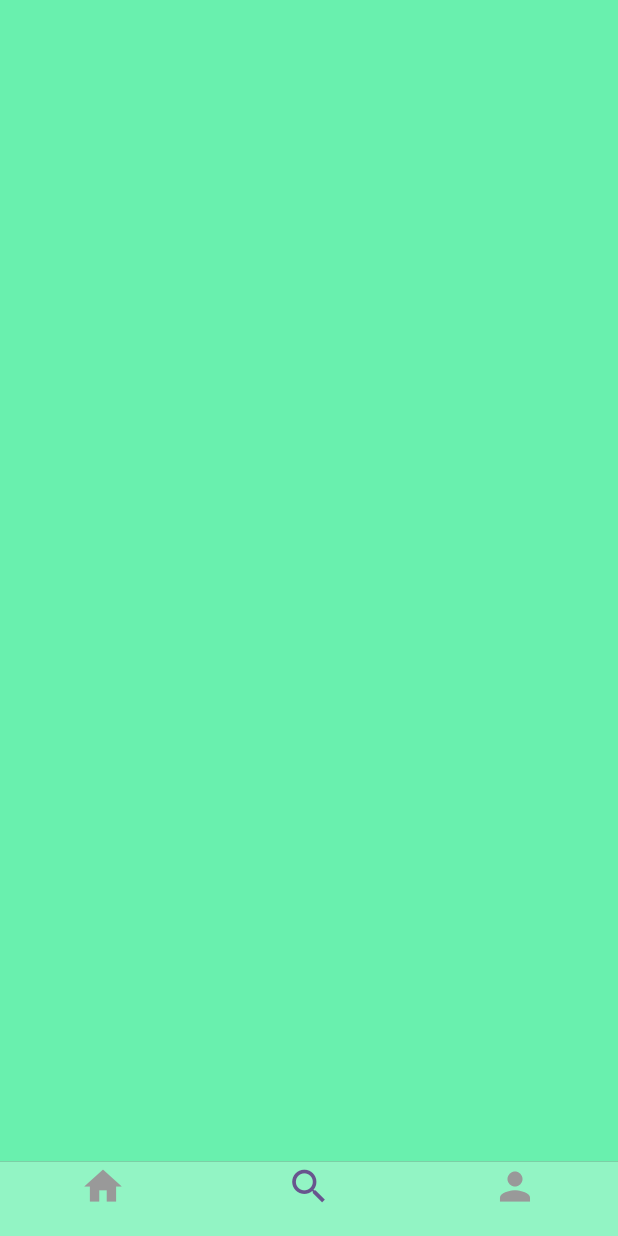
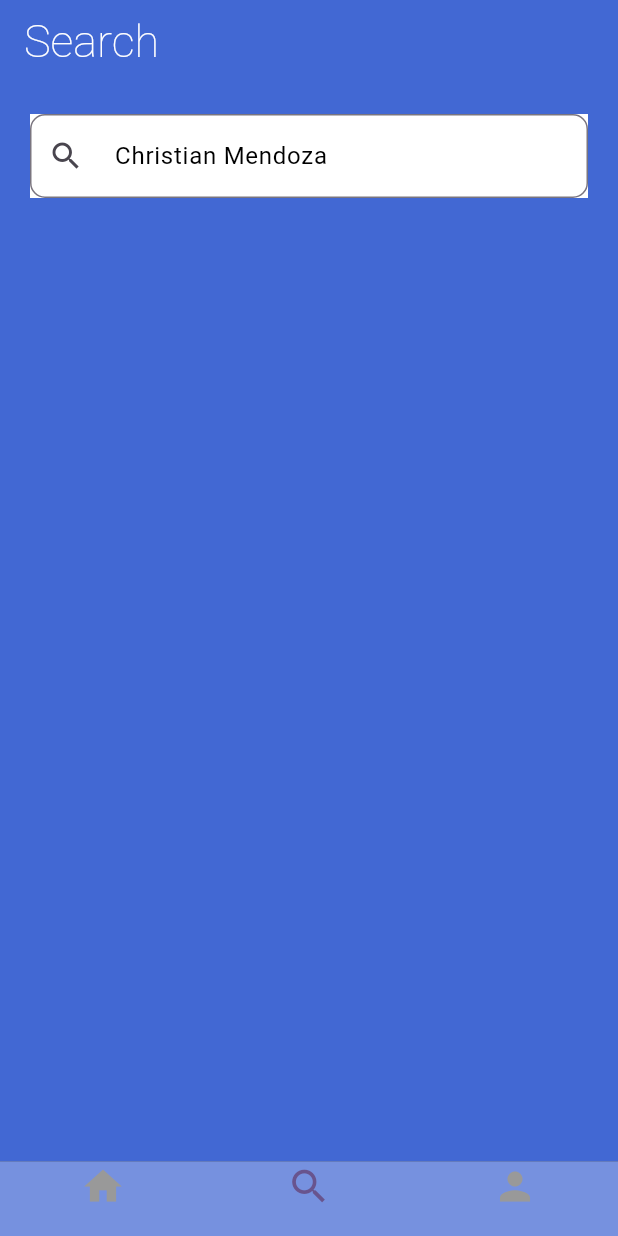
Before and after one commit to ChristianMendoza97/MendozaPrueba, a Flutter app: the TripsCupertino screen opened directly, scrolled down 138 dp, after a tap on the "search" icon, on a phone screen of 412 x 824 dp. Run offline on Flutter 3.47's test engine with Material 3 defaults, Android fonts, the phone set to English and light mode, and no system bars; our stand-ins replace google_fonts.

Commit message:
Cambio en el proyecto

```diff
--- a/lib/review_list.dart
+++ b/lib/review_list.dart
@@ -6,26 +6,17 @@ import 'review.dart';
 class ReviewList extends StatelessWidget {
   const ReviewList({super.key});
 
-  // Método para generar las estrellas
-  Row _buildStars(int filledStars, bool hasHalfStar) {
-    List<Widget> stars = [];
-
-    // Agrega las estrellas llenas
-    for (int i = 0; i < filledStars; i++) {
-      stars.add(const Icon(Icons.star, color: Colors.yellow, size: 16));
-    }
-
-    // Agrega media estrella si es necesario
-    if (hasHalfStar) {
-      stars.add(const Icon(Icons.star_half, color: Colors.yellow, size: 16));
-    }
-
-    // Completa con estrellas vacías
-    while (stars.length < 5) {
-      stars.add(const Icon(Icons.star_border, color: Colors.yellow, size: 16));
-    }
-
-    return Row(children: stars);
+  // Método para generar las estrellas con 3 llenas, 1 semi llena y 1 vacía
+  Row _buildStars() {
+    return Row(
+      children: const [
+        Icon(Icons.star, color: Colors.yellow, size: 16),
+        Icon(Icons.star, color: Colors.yellow, size: 16),
+        Icon(Icons.star, color: Colors.yellow, size: 16),
+        Icon(Icons.star_half, color: Colors.yellow, size: 16),
+        Icon(Icons.star_border, color: Colors.yellow, size: 16),
+      ],
+    );
   }
 
   @override
@@ -44,31 +35,31 @@ class ReviewList extends StatelessWidget {
             ),
           ),
         ),
-        // Reseña 1 con 3 estrellas llenas
+        // Reseña 1 con 3 estrellas llenas, 1 semi llena y 1 vacía
         Review(
           pathImage: 'assets/images/girl.jpg',
           name: 'Varuna Yasas',
           information: '1 review 5 photos',
           comment: 'There is an amazing place in Siri Lanka',
-          stars: _buildStars(3, false), // 3 estrellas llenas
+          stars: _buildStars(), // Estrellas con 3 llenas, 1 semi llena, 1 vacía
         ),
         const Divider(),
-        // Reseña 2 con 1 estrella media
+        // Reseña 2 con la misma configuración de estrellas
         Review(
           pathImage: 'assets/images/ann.jpg',
           name: 'Varuna Yasas',
           information: '1 review 5 photos',
           comment: 'There is an amazing place in Siri Lanka',
-          stars: _buildStars(0, true), // 1 estrella media
+          stars: _buildStars(), // Estrellas con 3 llenas, 1 semi llena, 1 vacía
         ),
         const Divider(),
-        // Reseña 3 con 1 estrella vacía
+        // Reseña 3 con la misma configuración de estrellas
         Review(
           pathImage: 'assets/images/people.jpg',
           name: 'Varuna Yasas',
           information: '1 review 5 photos',
           comment: 'There is an amazing place in Siri Lanka',
-          stars: _buildStars(0, false), // Solo estrellas vacías
+          stars: _buildStars(), // Estrellas con 3 llenas, 1 semi llena, 1 vacía
         ),
       ],
     );
--- a/lib/search_trips_page.dart
+++ b/lib/search_trips_page.dart
@@ -1,12 +1,103 @@
 import 'package:flutter/material.dart';
+import 'package:flutter/services.dart'; // Importa este paquete para utilizar el inputFormatters
 
-class SearchTripsPage extends StatelessWidget {
-  const SearchTripsPage({super.key});
+class SearchTripsPage extends StatefulWidget {
+  const SearchTripsPage({Key? key}) : super(key: key);
+
+  @override
+  _SearchTripsPageState createState() => _SearchTripsPageState();
+}
+
+class _SearchTripsPageState extends State<SearchTripsPage> {
+  final TextEditingController _searchController =
+      TextEditingController(text: ' Christian Mendoza ');
+  String _searchText = '';
 
   @override
   Widget build(BuildContext context) {
-    return Container(
-      color: Colors.greenAccent,
+    return MaterialApp(
+      debugShowCheckedModeBanner: false,
+      title: 'Sexto TI Flutter trips',
+      theme: ThemeData(
+        colorScheme: ColorScheme.fromSeed(seedColor: Colors.deepPurple),
+        useMaterial3: true,
+      ),
+      home: Scaffold(
+        appBar: AppBar(
+          title: Text(
+            'Search',
+            style: TextStyle(
+              fontWeight: FontWeight.w200,
+              fontSize: 30,
+              color: Colors.white,
+            ),
+          ),
+          backgroundColor: Color(0xFF4268D3),
+        ),
+        backgroundColor: Color(0xFF4268D3),
+        body: Column(
+          children: [
+            Padding(
+              padding: const EdgeInsets.all(20.0),
+              child: Column(
+                children: [
+                  Container(
+                    color: Colors.white,
+                    child: TextField(
+                      controller: _searchController,
+                      style: TextStyle(color: Colors.black),
+                      inputFormatters: [
+                        FilteringTextInputFormatter.allow(RegExp("[a-zA-Z\s]")),// Permite solo letras y espacios
+                      ],
+                      decoration: InputDecoration(
+                        hintText: 'Christian Mendoza',
+                        hintStyle: TextStyle(color: Colors.black45),
+                        border: OutlineInputBorder(
+                          borderRadius: BorderRadius.circular(10.0),
+                        ),
+                        prefixIcon: IconButton(
+                          icon: Icon(Icons.search),
+                          onPressed: () {
+                            setState(() {
+                              _searchText = _searchController.text;
+                            });
+
+                            ScaffoldMessenger.of(context).showSnackBar(
+                              SnackBar(
+                                content: Text('Nombre: $_searchText'),
+                              ),
+                            );
+                          },
+                        ),
+                      ),
+                      onChanged: (value) {
+                        setState(() {
+                          _searchText = value;
+                        });
+                      },
+                    ),
+                  ),
+                ],
+              ),
+            ),
+
+            // Contenedor para el color azul
+            Container(
+              color: Color(0xFF4268D3),
+              child: SizedBox(height: 20), // Ajusta el tamaño como desees
+            ),
+
+
+          ],
+        ),
+      ),
     );
   }
+
+
+  @override
+  void dispose() {
+    _searchController.dispose();
+    super.dispose();
+  }
 }
```
